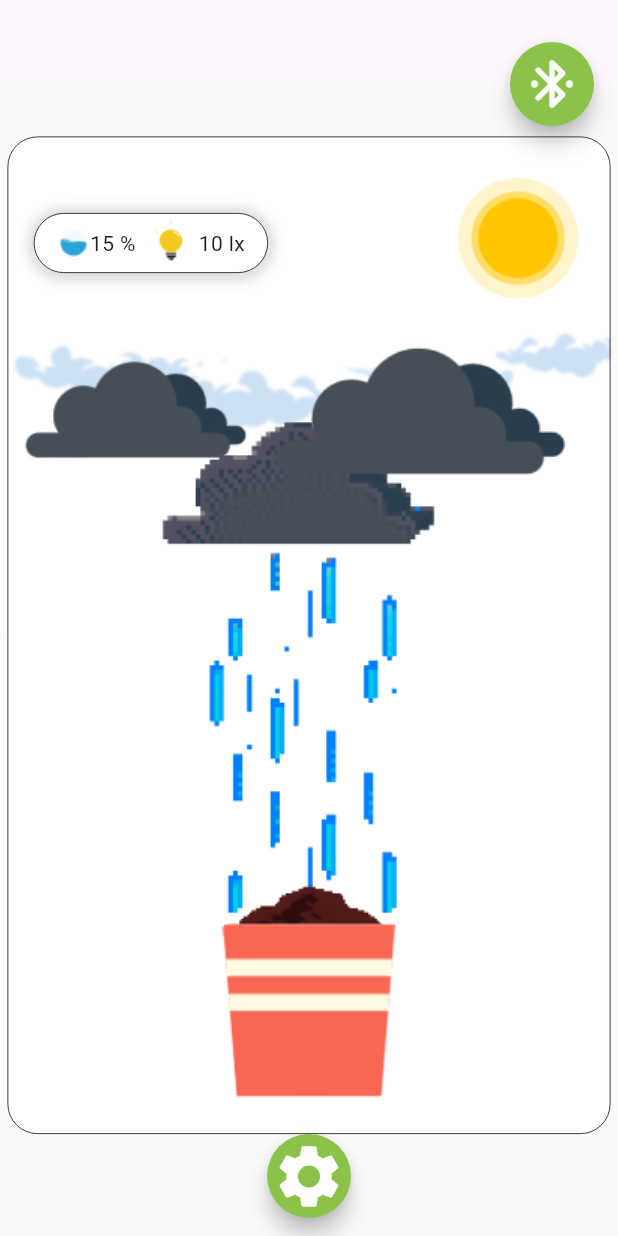
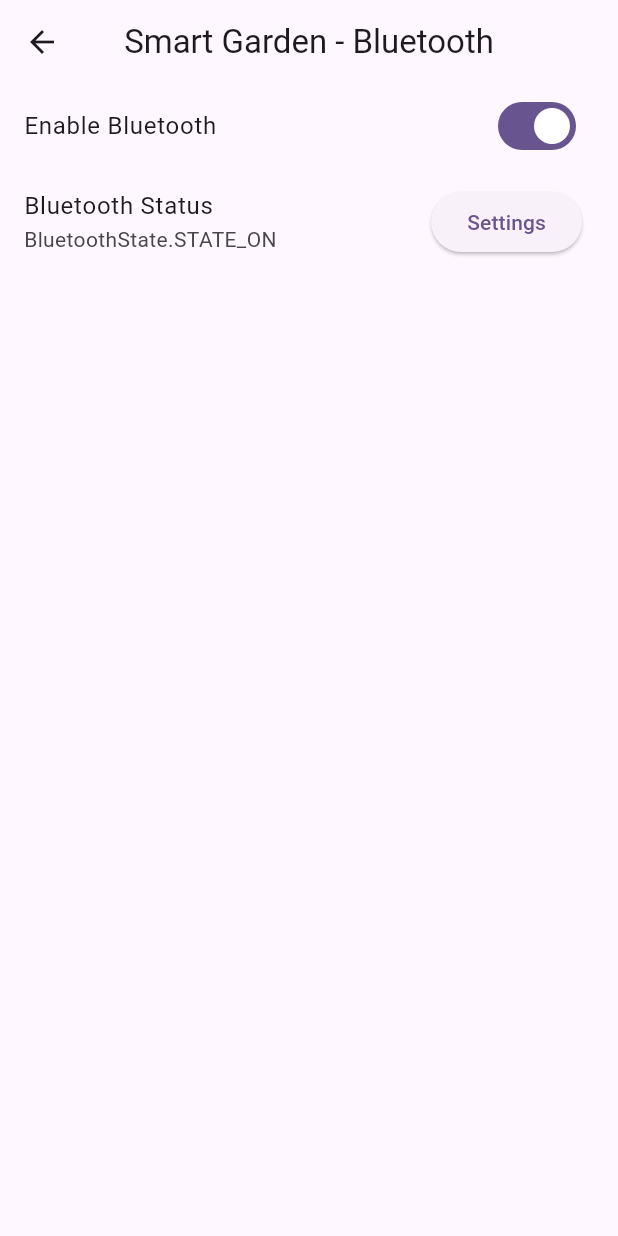
Before and after one commit to Paul0Cesar/Smart-Garden, a Flutter app: the screen it shows after launch, after a tap on the "bluetooth connected" icon, on a phone screen of 412 x 824 dp. Run offline on Flutter 3.47's test engine with Material 2 defaults, Android fonts, the light colour scheme and no system bars; our stand-ins replace flutter_bluetooth_serial.

Commit message:
feat: bluetooth

```diff
--- /dev/null
+++ b/lib/ui/bluetooth/BluetoothDeviceListEntry.dart
@@ -0,0 +1,73 @@
+import 'package:flutter/material.dart';
+import 'package:flutter_bluetooth_serial/flutter_bluetooth_serial.dart';
+
+class BluetoothDeviceListEntry extends ListTile {
+  BluetoothDeviceListEntry({
+    required BluetoothDevice device,
+    int? rssi,
+    GestureTapCallback? onTap,
+    GestureLongPressCallback? onLongPress,
+    bool enabled = true,
+  }) : super(
+          onTap: onTap,
+          onLongPress: onLongPress,
+          enabled: enabled,
+          leading:
+              Icon(Icons.devices), // @TODO . !BluetoothClass! class aware icon
+          title: Text(device.name ?? "Unknown device"),
+          subtitle: Text(device.address.toString()),
+          trailing: Row(
+            mainAxisSize: MainAxisSize.min,
+            children: <Widget>[
+              rssi != null
+                  ? Container(
+                      margin: new EdgeInsets.all(8.0),
+                      child: DefaultTextStyle(
+                        style: _computeTextStyle(rssi),
+                        child: Column(
+                          mainAxisSize: MainAxisSize.min,
+                          children: <Widget>[
+                            Text(rssi.toString()),
+                            Text('dBm'),
+                          ],
+                        ),
+                      ),
+                    )
+                  : Container(width: 0, height: 0),
+              device.isConnected
+                  ? Icon(Icons.import_export)
+                  : Container(width: 0, height: 0),
+              device.isBonded
+                  ? Icon(Icons.link)
+                  : Container(width: 0, height: 0),
+            ],
+          ),
+        );
+
+  static TextStyle _computeTextStyle(int rssi) {
+    /**/ if (rssi >= -35)
+      return TextStyle(color: Colors.greenAccent[700]);
+    else if (rssi >= -45)
+      return TextStyle(
+          color: Color.lerp(
+              Colors.greenAccent[700], Colors.lightGreen, -(rssi + 35) / 10));
+    else if (rssi >= -55)
+      return TextStyle(
+          color: Color.lerp(
+              Colors.lightGreen, Colors.lime[600], -(rssi + 45) / 10));
+    else if (rssi >= -65)
+      return TextStyle(
+          color: Color.lerp(Colors.lime[600], Colors.amber, -(rssi + 55) / 10));
+    else if (rssi >= -75)
+      return TextStyle(
+          color: Color.lerp(
+              Colors.amber, Colors.deepOrangeAccent, -(rssi + 65) / 10));
+    else if (rssi >= -85)
+      return TextStyle(
+          color: Color.lerp(
+              Colors.deepOrangeAccent, Colors.redAccent, -(rssi + 75) / 10));
+    else
+      /*code symetry*/
+      return TextStyle(color: Colors.redAccent);
+  }
+}
--- /dev/null
+++ b/lib/ui/bluetooth/bluetooth_view.dart
@@ -0,0 +1,119 @@
+import 'package:flutter/material.dart';
+import 'package:flutter_bluetooth_serial/flutter_bluetooth_serial.dart';
+
+import 'BluetoothDeviceListEntry.dart';
+import 'detailpage.dart';
+
+class BluetoothScreen extends StatefulWidget {
+  const BluetoothScreen({Key? key}) : super(key: key);
+
+  @override
+  State<BluetoothScreen> createState() => _BluetoothScreenState();
+}
+
+class _BluetoothScreenState extends State<BluetoothScreen> {
+  BluetoothState _bluetoothState = BluetoothState.UNKNOWN;
+
+  List<BluetoothDevice> devices = <BluetoothDevice>[];
+
+  @override
+  void initState() {
+    super.initState();
+    _getBTState();
+    _stateChangeListener();
+  }
+
+  _getBTState() {
+    FlutterBluetoothSerial.instance.state.then((state) {
+      _bluetoothState = state;
+      if (_bluetoothState.isEnabled) {
+        _listBondedDevices();
+      }
+      setState(() {});
+    });
+  }
+
+  _stateChangeListener() {
+    FlutterBluetoothSerial.instance
+        .onStateChanged()
+        .listen((BluetoothState state) {
+      _bluetoothState = state;
+      if (_bluetoothState.isEnabled) {
+        _listBondedDevices();
+      } else {
+        devices.clear();
+      }
+      print("State isEnabled: ${state.isEnabled}");
+      setState(() {});
+    });
+  }
+
+  _listBondedDevices() {
+    FlutterBluetoothSerial.instance
+        .getBondedDevices()
+        .then((List<BluetoothDevice> bondedDevices) {
+      devices = bondedDevices;
+      setState(() {});
+    });
+  }
+
+  @override
+  Widget build(BuildContext context) {
+    return Scaffold(
+        appBar: AppBar(
+          title: Text("Smart Garden - Bluetooth"),
+          centerTitle: true,
+        ),
+        body: Container(
+          child: Column(
+            children: [
+              SwitchListTile(
+                title: Text("Enable Bluetooth"),
+                value: _bluetoothState.isEnabled,
+                onChanged: (bool value) {
+                  future() async {
+                    if (value) {
+                      await FlutterBluetoothSerial.instance.requestEnable();
+                    } else {
+                      await FlutterBluetoothSerial.instance.requestDisable();
+                    }
+                    future().then((_) {
+                      setState(() {});
+                    });
+                  }
+                },
+              ),
+              ListTile(
+                title: Text("Bluetooth Status"),
+                subtitle: Text(_bluetoothState.toString()),
+                trailing: ElevatedButton(
+                  child: Text("Settings"),
+                  onPressed: () {
+                    FlutterBluetoothSerial.instance.openSettings();
+                  },
+                ),
+              ),
+              Expanded(
+                child: ListView(
+                    children: devices
+                        .map((_device) => BluetoothDeviceListEntry(
+                              device: _device,
+                              enabled: true,
+                              onTap: () {
+                                print("Item");
+                                _startCameraConnect(context, _device);
+                              },
+                            ))
+                        .toList()),
+              )
+            ],
+          ),
+        ));
+  }
+
+  void _startCameraConnect(BuildContext context, BluetoothDevice server) {
+    Navigator.of(context).push(MaterialPageRoute(builder: (context) {
+      return DetailPage(server: server);
+    }));
+  }
+}
--- a/lib/ui/home/home_view.dart
+++ b/lib/ui/home/home_view.dart
@@ -25,7 +25,7 @@ class _HomeScreenState extends State<HomeScreen> {
           heroTag: "bluetooth_settings_btn",
           backgroundColor: Colors.lightGreen,
           shape: const CircleBorder(),
-          onPressed: () => viewModel.test(),
+          onPressed: () => Navigator.of(context).pushNamed(Routes.bluetooth),
           child: const SizedBox(
               child: Icon(
             Icons.bluetooth_connected_rounded,
--- a/lib/utils/Routes.dart
+++ b/lib/utils/Routes.dart
@@ -1,10 +1,12 @@
 import 'package:flutter/material.dart';
+import 'package:smart_garden/ui/bluetooth/bluetooth_view.dart';
 import 'package:smart_garden/ui/home/home_view.dart';
 import 'package:smart_garden/ui/settings/settings_view.dart';
 
 class Routes {
   static const String settings = 'settings_screen';
   static const String home = 'home_screen';
+  static const String bluetooth = 'bluetooth_screen';
 
   static Route<dynamic> generateRoute(RouteSettings settings) {
     switch (settings.name) {
@@ -16,6 +18,10 @@ class Routes {
         return MaterialPageRoute(
             builder: (BuildContext context) => const SettingsScreen());
 
+      case Routes.bluetooth:
+        return MaterialPageRoute(
+            builder: (BuildContext context) => const BluetoothScreen());
+
       default:
         return MaterialPageRoute(builder: (_) {
           return const Scaffold(
--- a/pubspec.yaml
+++ b/pubspec.yaml
@@ -37,6 +37,7 @@ dependencies:
   cupertino_icons: ^1.0.2
   provider: ^6.0.5
   flutter_native_splash: ^2.2.19
+  flutter_bluetooth_serial: ^0.4.0
 
 dev_dependencies:
   flutter_test:
```
Also changed, not shown: lib/ui/bluetooth/detailpage.dart (added, +167 -0 lines), pubspec.lock, 1 other file.
